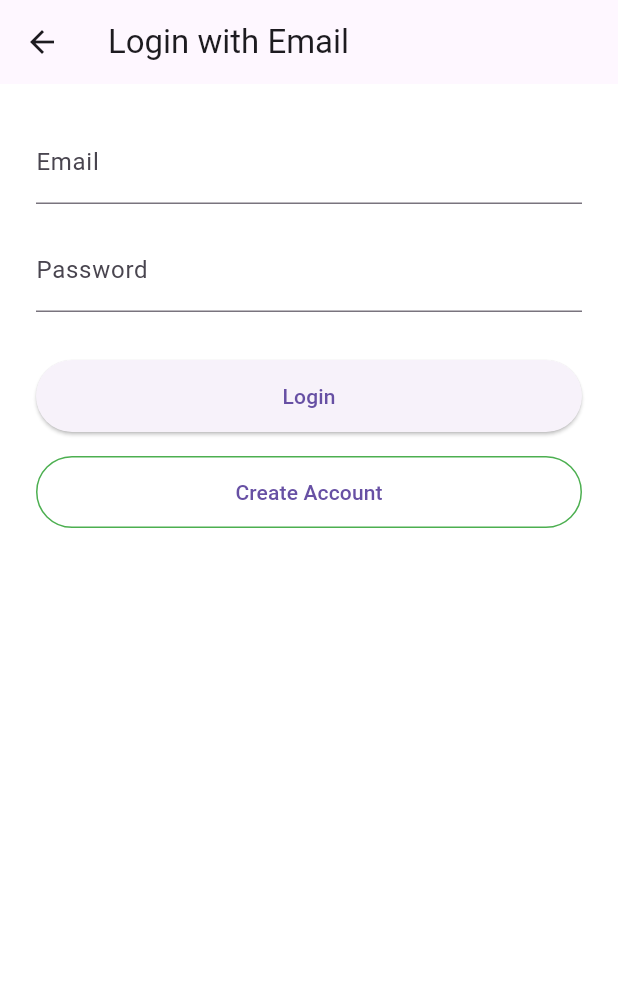
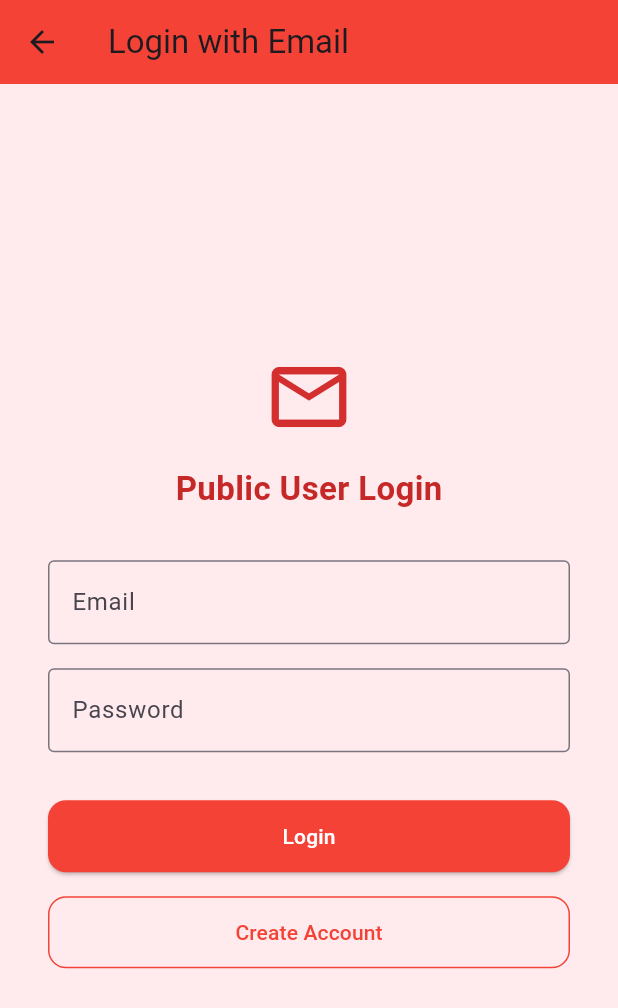
Before and after one commit to Jay-Safan/upm-courtlink, a Flutter app: the screen it shows after launch, after a tap on "Login with Email", on a phone screen of 412 x 824 dp. Shown: the top 1008 px of the screen. Run offline on Flutter 3.47's test engine with Material 3 defaults, Android fonts, the phone set to English and light mode, and no system bars.

Commit message:
refactor(auth): restructure auth screens and apply red UPM UI theme
- Moved login/register screens into /auth subfolder
- Updated all related imports in main.dart
- Applied consistent red UPM styling across all login screens
- Centralized form layout for better UX

```diff
--- a/lib/screens/login_selection_screen.dart
+++ b/lib/screens/auth/login_selection_screen.dart
@@ -4,26 +4,35 @@ class LoginSelectionScreen extends StatelessWidget {
   @override
   Widget build(BuildContext context) {
     return Scaffold(
-      backgroundColor: Colors.green.shade50,
+      backgroundColor: Colors.red.shade50,
       body: Center(
         child: Padding(
           padding: EdgeInsets.symmetric(horizontal: 32),
           child: Column(
             mainAxisSize: MainAxisSize.min,
             children: [
-              Icon(Icons.sports_tennis, size: 80, color: Colors.green.shade700),
+              Icon(
+                Icons.emoji_events, // Trophy symbol (represents all sports)
+                size: 80,
+                color: Colors.red.shade700,
+              ),
               SizedBox(height: 16),
               Text(
                 'UPM CourtLink',
                 style: TextStyle(
                   fontSize: 32,
                   fontWeight: FontWeight.bold,
-                  color: Colors.green.shade800,
+                  color: Colors.red.shade800,
+                ),
+              ),
+              Text(
+                'Smart Sports Booking System',
+                style: TextStyle(
+                  fontSize: 16,
+                  color: Colors.red.shade600,
                 ),
               ),
               SizedBox(height: 48),
-
-              // Row of buttons
               Row(
                 children: [
                   Expanded(
@@ -32,7 +41,7 @@ class LoginSelectionScreen extends StatelessWidget {
                       icon: Icon(Icons.school),
                       label: Text('Login with UPM ID'),
                       style: ElevatedButton.styleFrom(
-                        backgroundColor: Colors.green,
+                        backgroundColor: Colors.red,
                         foregroundColor: Colors.white,
                         minimumSize: Size(0, 50),
                         shape: RoundedRectangleBorder(
@@ -48,8 +57,8 @@ class LoginSelectionScreen extends StatelessWidget {
                       icon: Icon(Icons.mail_outline),
                       label: Text('Login with Email'),
                       style: OutlinedButton.styleFrom(
-                        foregroundColor: Colors.green,
-                        side: BorderSide(color: Colors.green),
+                        foregroundColor: Colors.red,
+                        side: BorderSide(color: Colors.red),
                         minimumSize: Size(0, 50),
                         shape: RoundedRectangleBorder(
                           borderRadius: BorderRadius.circular(12),
--- /dev/null
+++ b/lib/screens/auth/public_user_login_screen.dart
@@ -0,0 +1,104 @@
+import 'package:flutter/material.dart';
+
+class PublicUserLoginScreen extends StatefulWidget {
+  @override
+  _PublicUserLoginScreenState createState() => _PublicUserLoginScreenState();
+}
+
+class _PublicUserLoginScreenState extends State<PublicUserLoginScreen> {
+  final _emailCtrl = TextEditingController();
+  final _passCtrl = TextEditingController();
+  bool _loading = false;
+
+  void _login() async {
+    setState(() => _loading = true);
+    await Future.delayed(Duration(seconds: 1)); // Simulate login
+    setState(() => _loading = false);
+    Navigator.pushReplacementNamed(context, '/home');
+  }
+
+  void _goToRegister() {
+    Navigator.pushNamed(context, '/public_register');
+  }
+
+  @override
+  Widget build(BuildContext context) {
+    return Scaffold(
+      backgroundColor: Colors.red.shade50,
+      appBar: AppBar(
+        title: Text('Login with Email'),
+        backgroundColor: Colors.red,
+      ),
+      body: Center(
+        child: SingleChildScrollView(
+          padding: EdgeInsets.symmetric(horizontal: 32, vertical: 24),
+          child: Column(
+            mainAxisSize: MainAxisSize.min,
+            children: [
+              Icon(Icons.mail_outline, size: 60, color: Colors.red.shade700),
+              SizedBox(height: 16),
+              Text(
+                'Public User Login',
+                style: TextStyle(
+                  fontSize: 22,
+                  fontWeight: FontWeight.bold,
+                  color: Colors.red.shade800,
+                ),
+              ),
+              SizedBox(height: 32),
+              TextField(
+                controller: _emailCtrl,
+                decoration: InputDecoration(
+                  labelText: 'Email',
+                  border: OutlineInputBorder(),
+                ),
+                keyboardType: TextInputType.emailAddress,
+              ),
+              SizedBox(height: 16),
+              TextField(
+                controller: _passCtrl,
+                obscureText: true,
+                decoration: InputDecoration(
+                  labelText: 'Password',
+                  border: OutlineInputBorder(),
+                ),
+              ),
+              SizedBox(height: 32),
+              _loading
+                  ? CircularProgressIndicator()
+                  : Column(
+                      children: [
+                        ElevatedButton(
+                          onPressed: _login,
+                          style: ElevatedButton.styleFrom(
+                            backgroundColor: Colors.red,
+                            foregroundColor: Colors.white,
+                            minimumSize: Size(double.infinity, 48),
+                            shape: RoundedRectangleBorder(
+                              borderRadius: BorderRadius.circular(12),
+                            ),
+                          ),
+                          child: Text('Login'),
+                        ),
+                        SizedBox(height: 16),
+                        OutlinedButton(
+                          onPressed: _goToRegister,
+                          style: OutlinedButton.styleFrom(
+                            foregroundColor: Colors.red,
+                            side: BorderSide(color: Colors.red),
+                            minimumSize: Size(double.infinity, 48),
+                            shape: RoundedRectangleBorder(
+                              borderRadius: BorderRadius.circular(12),
+                            ),
+                          ),
+                          child: Text('Create Account'),
+                        ),
+                      ],
+                    ),
+            ],
+          ),
+        ),
+      ),
+    );
+  }
+}
--- a/lib/screens/public_user_login_screen.dart
+++ /dev/null
@@ -1,76 +0,0 @@
-import 'package:flutter/material.dart';
-
-class PublicUserLoginScreen extends StatefulWidget {
-  @override
-  _PublicUserLoginScreenState createState() => _PublicUserLoginScreenState();
-}
-
-class _PublicUserLoginScreenState extends State<PublicUserLoginScreen> {
-  final _emailCtrl = TextEditingController();
-  final _passwordCtrl = TextEditingController();
-  bool _loading = false;
-
-  void _login() async {
-    setState(() => _loading = true);
-    await Future.delayed(Duration(seconds: 1)); // simulate auth
-    setState(() => _loading = false);
-    Navigator.pushReplacementNamed(context, '/home');
-  }
-
-  void _goToRegister() {
-    Navigator.pushNamed(context, '/public_register');
-  }
-
-  @override
-  Widget build(BuildContext context) {
-    return Scaffold(
-      appBar: AppBar(title: Text('Login with Email')),
-      body: Padding(
-        padding: EdgeInsets.all(24),
-        child: Column(
-          children: [
-            TextField(
-              controller: _emailCtrl,
-              decoration: InputDecoration(
-                labelText: 'Email',
-                hintText: 'Enter your email address',
-              ),
-              keyboardType: TextInputType.emailAddress,
-            ),
-            SizedBox(height: 16),
-            TextField(
-              controller: _passwordCtrl,
-              decoration: InputDecoration(
-                labelText: 'Password',
-              ),
-              obscureText: true,
-            ),
-            SizedBox(height: 32),
-            _loading
-                ? CircularProgressIndicator()
-                : Column(
-                    children: [
-                      ElevatedButton(
-                        onPressed: _login,
-                        style: ElevatedButton.styleFrom(
-                          minimumSize: Size(double.infinity, 48),
-                        ),
-                        child: Text('Login'),
-                      ),
-                      SizedBox(height: 16),
-                      OutlinedButton(
-                        onPressed: _goToRegister,
-                        style: OutlinedButton.styleFrom(
-                          minimumSize: Size(double.infinity, 48),
-                          side: BorderSide(color: Colors.green),
-                        ),
-                        child: Text('Create Account'),
-                      ),
-                    ],
-                  ),
-          ],
-        ),
-      ),
-    );
-  }
-}
```
Also changed, not shown: lib/main.dart (+4 -4 lines), lib/screens/auth/public_register_screen.dart (added, +82 -0 lines), lib/screens/auth/upm_login_screen.dart (added, +83 -0 lines), lib/screens/public_register_screen.dart (deleted, +0 -36 lines), lib/screens/upm_login_screen.dart (deleted, +0 -55 lines).
